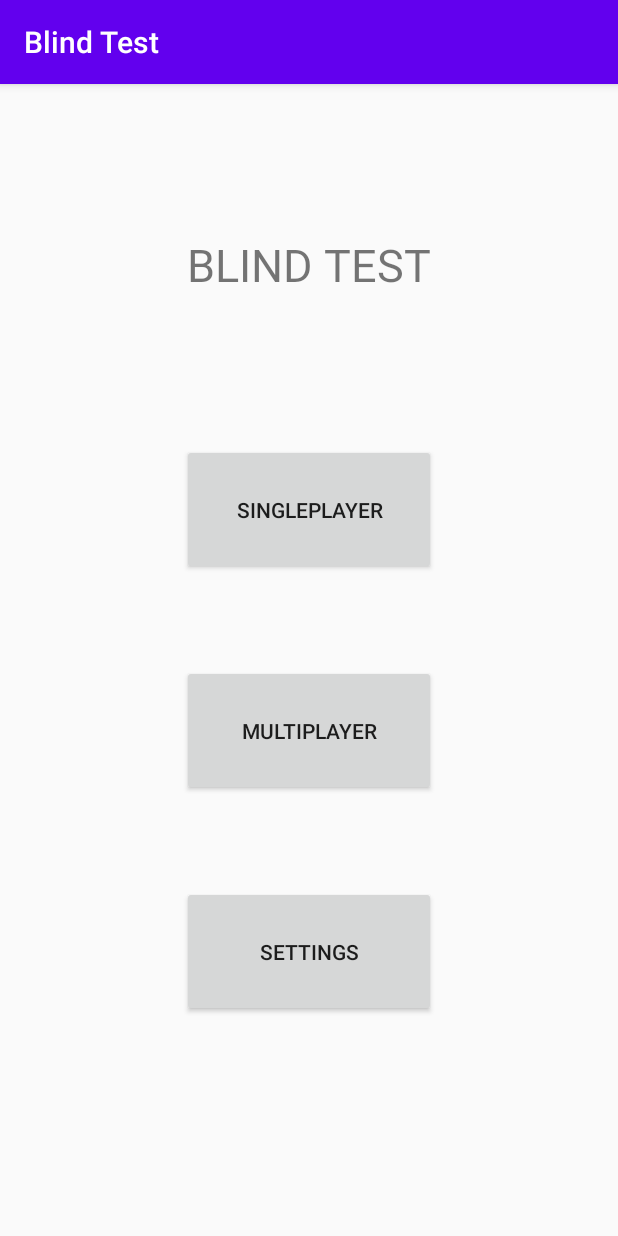
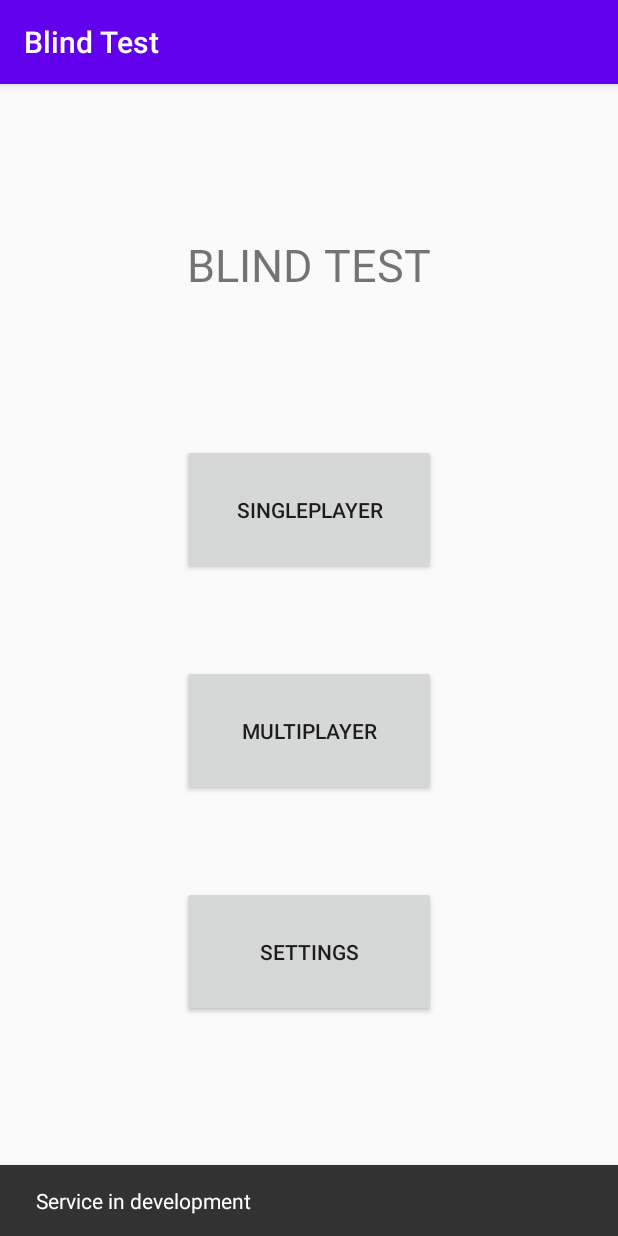
Before and after one commit to MILHugo/blindTest, an Android app: the screen it shows after launch (MainActivity), after a tap on "MULTIPLAYER", on a phone screen of 412 x 824 dp. Run offline under Robolectric (Android 15) with nearby library versions, the phone set to English and light mode, and no system bars.

Commit message:
Message en cours de developpement pour la fonctionnalité multijoueur

```diff
--- a/app/build.gradle
+++ b/app/build.gradle
@@ -31,4 +31,5 @@ dependencies {
     testImplementation 'junit:junit:4.12'
     androidTestImplementation 'androidx.test.ext:junit:1.1.1'
     androidTestImplementation 'androidx.test.espresso:espresso-core:3.2.0'
+    implementation 'com.google.android.material:material:1.1.0'
 }
--- a/app/src/main/java/com/example/blindtest/MainActivity.java
+++ b/app/src/main/java/com/example/blindtest/MainActivity.java
@@ -8,6 +8,8 @@ import android.os.Bundle;
 import android.util.Log;
 import android.view.View;
 import android.widget.Button;
+
+import com.google.android.material.snackbar.Snackbar;
 
 public class MainActivity extends AppCompatActivity {
 
@@ -44,6 +46,8 @@ public class MainActivity extends AppCompatActivity {
             @Override
             public void onClick(View v) {
                 //TODO : implementer le mode multijoueur
+                Snackbar.make(v, getString(R.string.in_development), Snackbar.LENGTH_LONG)
+                        .setAction("Action", null).show();
             }
         });
 
--- a/app/src/main/res/values/strings.xml
+++ b/app/src/main/res/values/strings.xml
@@ -1,3 +1,4 @@
 <resources>
     <string name="app_name">Blind Test</string>
+    <string name="in_development">Service in development</string>
 </resources>
```
